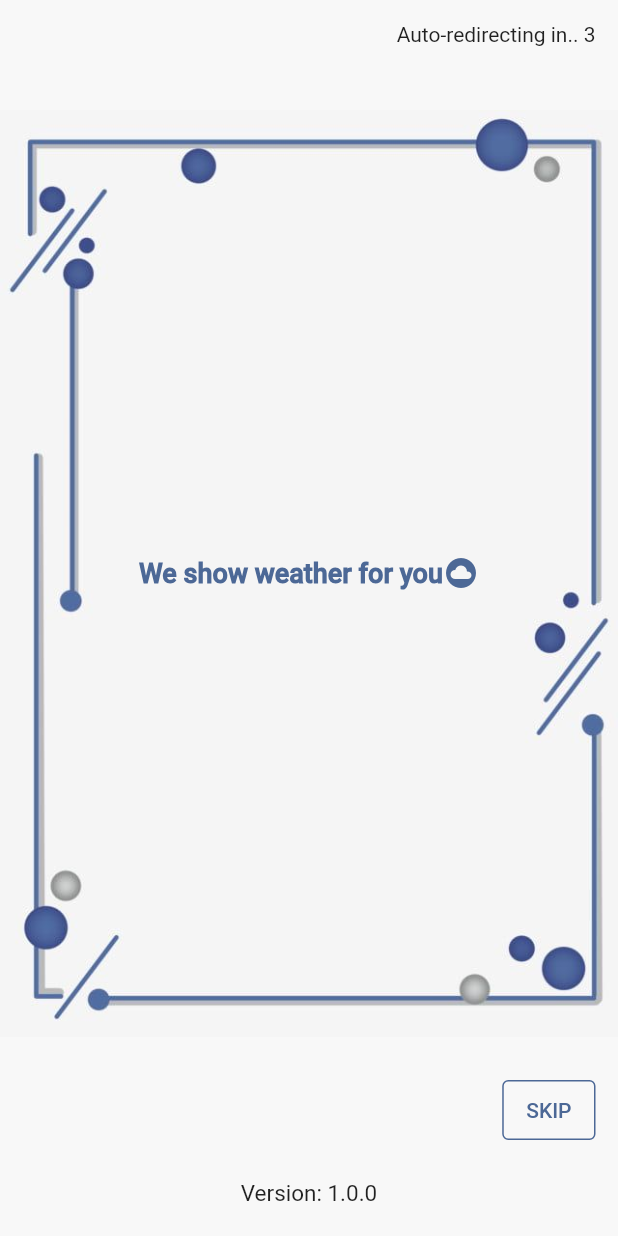
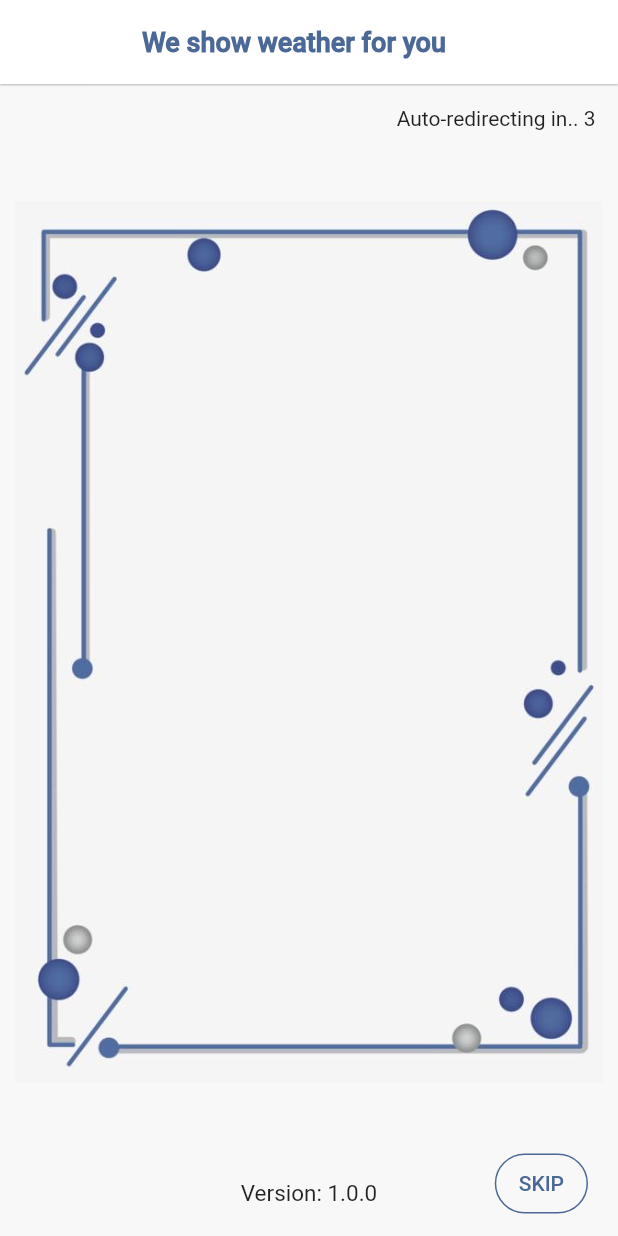
Before and after one commit to iamnabink/weather-app-boiler-plate, a Flutter app: the HelpPage screen opened by its route, on a phone screen of 412 x 824 dp. Run offline on Flutter 3.47's test engine with Material 2 defaults, Android fonts, the phone set to English and light mode, and no system bars; our stand-ins replace auto_route, cached_network_image, device_preview, dio, flutter_dotenv, flutter_hooks and 11 more; accounts and stored records are empty; generated files the repository leaves out were written again.

Commit message:
Fixed help page design issue

```diff
--- a/lib/core/presentation/resources/constants.dart
+++ b/lib/core/presentation/resources/constants.dart
@@ -13,3 +13,5 @@ BoxDecoration kBoxDecoration = BoxDecoration(
 );
 
 const kAppName = 'Moru Weather App';
+const kHelpPageWelcomeMsg = 'We show weather for you';
+const kHelpPageAutoRedirectMsg = 'Auto-redirecting in..';
--- a/lib/core/presentation/widget/shimmer_effect.dart
+++ b/lib/core/presentation/widget/shimmer_effect.dart
@@ -14,7 +14,7 @@ class ShimmerWidget extends StatelessWidget {
       width: width,
       height: height,
       child: ClipRRect(
-        borderRadius: BorderRadius.circular(radius ?? 10),
+        borderRadius: BorderRadius.circular(radius ?? 4),
         child: Image.asset(
           UIAssets.getImage('loading.gif'),
           fit: BoxFit.cover,
--- a/lib/features/help/presentation/page/help.dart
+++ b/lib/features/help/presentation/page/help.dart
@@ -2,6 +2,8 @@ import 'dart:async';
 
 import 'package:flutter/material.dart';
 import 'package:hooks_riverpod/hooks_riverpod.dart';
+import 'package:moru_weather/core/presentation/resources/colors.dart';
+import 'package:moru_weather/core/presentation/resources/constants.dart';
 import 'package:moru_weather/core/presentation/resources/ui_assets.dart';
 import 'package:moru_weather/core/presentation/widget/buttons.dart';
 import '../../../../core/presentation/widget/custom_system_overlays.dart';
@@ -47,62 +49,65 @@ class _SplashPageState extends ConsumerState<HelpPage> {
   Widget build(BuildContext context) {
     return DarkThemeAnnotatedRegion(
       child: Scaffold(
-        bottomNavigationBar: const BottomNavHelpPage(),
+        appBar: AppBar(
+          elevation: 0.5,
+          backgroundColor: AppColors.colorWhite(1),
+          title: Row(
+            mainAxisSize: MainAxisSize.min,
+            children: [
+              //Task: 2
+              Text(
+                '$kHelpPageWelcomeMsg',
+                style: Theme.of(context).textTheme.headline6,
+              ),
+              const Icon(Icons.cloud_circle)
+            ],
+          ),
+          centerTitle: true,
+          leading: (widget.isInitial == false)
+              ? Align(
+                  alignment: Alignment.topLeft,
+                  child: Padding(
+                    padding: const EdgeInsets.only(left: 15, top: 20),
+                    child: InkWell(
+                        onTap: () {
+                          Navigator.pop(context);
+                        },
+                        child: Icon(
+                          Icons.clear,
+                          color: AppColors.primaryColor(1),
+                        )),
+                  ))
+              : null,
+        ),
+        bottomNavigationBar: BottomNavHelpPage(() {
+          timer?.cancel();
+          ref.read(startupProvider).skipHelpPage();
+
+        }, widget.isInitial),
         body: SafeArea(
-          child: Stack(
+          child: Column(
             children: [
-              //Task: 1
-              Image.asset(
-                UIAssets.getImage('frame.jpeg'),
-                height: double.infinity,
-                width: double.infinity,
-              ),
+
               if (widget.isInitial)
                 Container(
-                    margin: const EdgeInsets.only(right: 15, top: 10),
+                    padding: const EdgeInsets.only(right: 15, top: 10),
                     alignment: Alignment.topRight,
                     child: const CustomTimer(
-                      text: 'Auto-redirecting in..',
+                      text: '$kHelpPageAutoRedirectMsg',
                     )),
-              Align(
-                  alignment: Alignment.center,
-                  child: Row(
-                    mainAxisSize: MainAxisSize.min,
-                    children: [
-                      //Task: 2
-                      Text(
-                        'We show weather for you',
-                        style: Theme.of(context).textTheme.headline6,
-                      ),
-                      const Icon(Icons.cloud_circle)
-                    ],
-                  )),
-              //Task: 3
-              if (widget.isInitial)
-                Align(
-                    alignment: Alignment.bottomRight,
-                    child: Padding(
-                      padding: const EdgeInsets.only(right: 15, top: 15),
-                      child: PrimaryOutlinedButton(
-                        height: 40,
-                        width: 50,
-                        title: 'SKIP',
-                        onPressed: () {
-                          timer?.cancel();
-                          ref.read(startupProvider).skipHelpPage();
-                        },
-                      ),
-                    )),
-              if (widget.isInitial==false)  Align(
-                    alignment: Alignment.topLeft,
-                    child: Padding(
-                      padding: const EdgeInsets.only(left: 15, top: 20),
-                      child: InkWell(
-                          onTap: (){
-                            Navigator.pop(context);
-                          },
-                          child: const Icon(Icons.clear)),
-                    )),
+              //Task: 1
+              Expanded(
+                child: Padding(
+                  padding: const EdgeInsets.all(10),
+                  child: Image.asset(
+                    UIAssets.getImage('frame.jpeg'),
+                    height: double.infinity,
+                    width: double.infinity,
+                  ),
+                ),
+              ),
+
             ],
           ),
         ),
--- a/lib/features/help/presentation/widgets/bottom_nav.dart
+++ b/lib/features/help/presentation/widgets/bottom_nav.dart
@@ -1,15 +1,35 @@
 import 'package:flutter/material.dart';
 
 import '../../../../core/presentation/widget/app_version_builder.dart';
+import '../../../../core/presentation/widget/buttons.dart';
 
 class BottomNavHelpPage extends StatelessWidget {
-  const BottomNavHelpPage({
-    Key? key,
-  }) : super(key: key);
+  final VoidCallback callback;
+  final bool isInitial;
+  const BottomNavHelpPage(this.callback,this.isInitial);
 
   @override
   Widget build(BuildContext context) {
-    return const SizedBox(
-        height: 60, child: Center(child: AppVersionBuilder()));
+    return  SizedBox(
+        height: 60, child: Stack(
+          children: [
+            const Center(child: AppVersionBuilder()),
+            if (isInitial)
+              Align(
+                  alignment: Alignment.centerRight,
+                  child: Padding(
+                    padding: const EdgeInsets.only(right: 20,bottom: 10),
+                    child: PrimaryOutlinedButton(
+                      height: 40,
+                      width: 50,
+                      radius: 25,
+                      title: 'SKIP',
+                      onPressed: () {
+
+                      },
+                    ),
+                  )),
+          ],
+        ));
   }
 }
--- a/lib/features/home/presentation/page/home.dart
+++ b/lib/features/home/presentation/page/home.dart
@@ -34,6 +34,7 @@ class HomePage extends HookConsumerWidget {
             state.when(
                 data: (data) {
                   return _WeatherInfoView(data);
+                  // return const WeatherInfoShimmerView();
                 },
                 error: (error) {
                   return NetworkErrorView(
@@ -80,7 +81,7 @@ class _WeatherInfoView extends StatelessWidget {
               ),
             ],
           ),
-          SBC.xLH,
+          SBC.xxLH,
           Text(
             '${info.location?.localtime}',
             style: Theme.of(context).textTheme.bodyText1,
--- a/lib/features/home/presentation/widgets/app_bar.dart
+++ b/lib/features/home/presentation/widgets/app_bar.dart
@@ -26,7 +26,7 @@ class AppBarHome extends StatelessWidget implements PreferredSizeWidget {
                     )),
               );
             },
-            icon: const Icon(Icons.help_outline))
+            icon:  Icon(Icons.help_outline,color: AppColors.primaryColor(1),))
       ],
     );
   }
--- a/pubspec.yaml
+++ b/pubspec.yaml
@@ -47,7 +47,7 @@ dependencies:
   flutter_secure_storage: ^6.0.0
 
   #  Sentry SDK for Flutter. This package aims to support different Flutter targets by relying on the many platforms supported by Sentry with native SDKs.
-  sentry_flutter: ^6.2.2
+  sentry_flutter: ^6.14.0
 
   # Pretty Dio logger is a Dio interceptor that logs remote calls in a pretty, easy to read format.
   pretty_dio_logger: ^1.1.1
```
Also changed, not shown: lib/features/home/presentation/widgets/shimmer_view.dart (+17 -16 lines), 3 other files.
